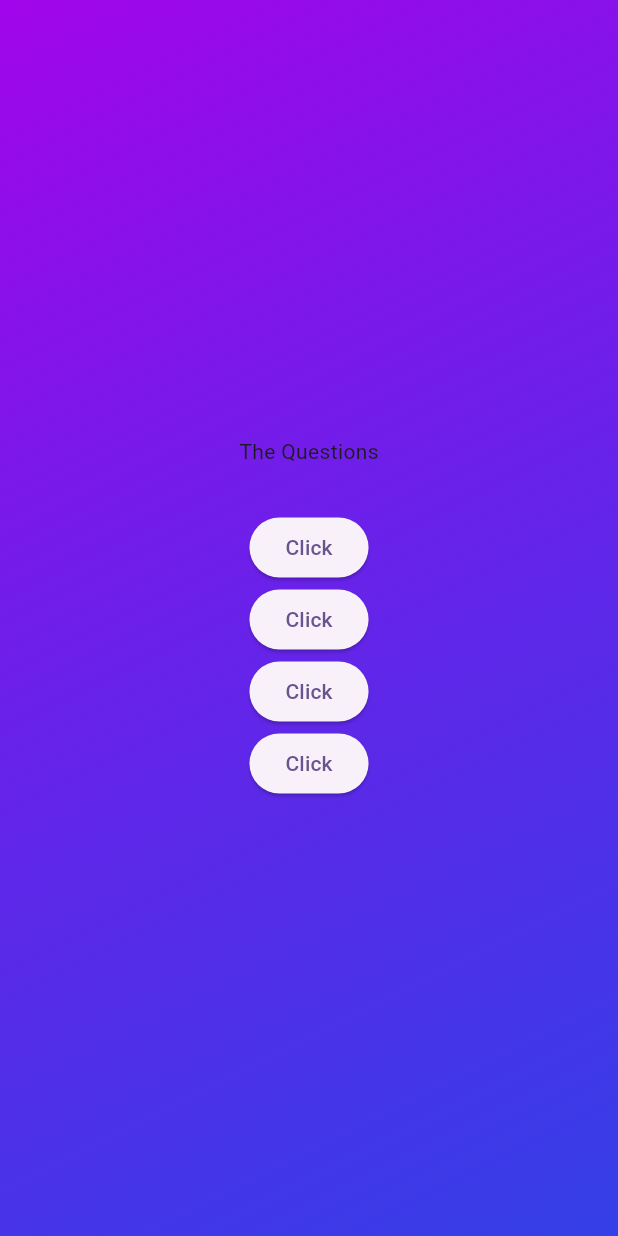
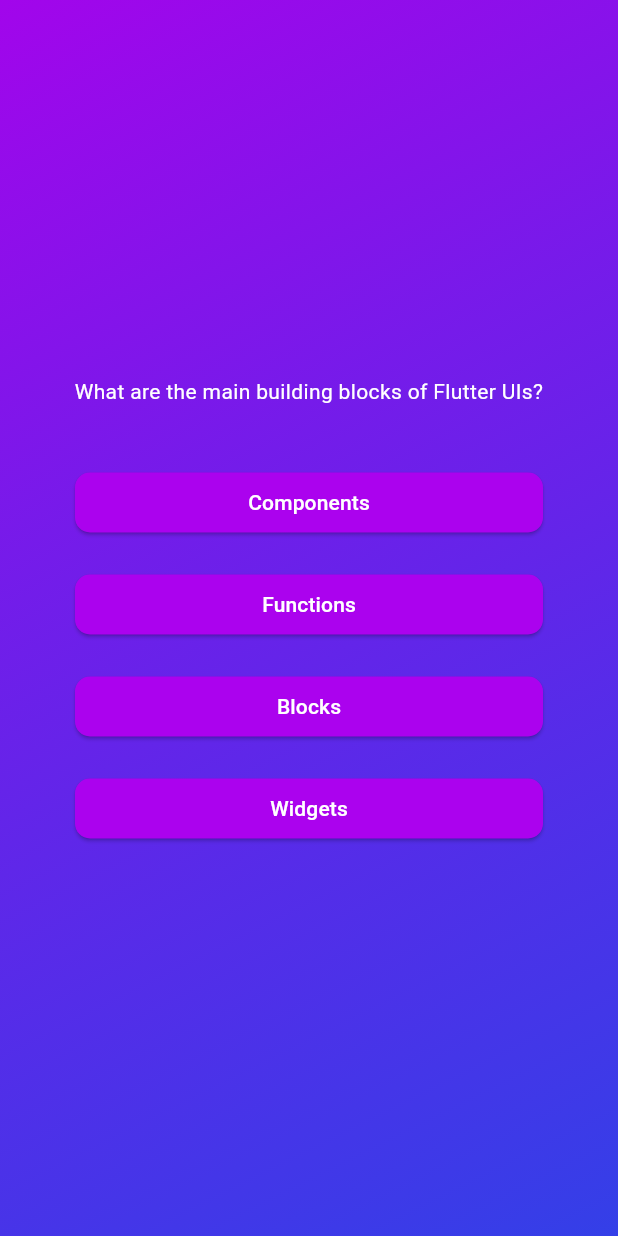
Before and after one commit to vasanthmn1/flutter1, a Flutter app: the screen it shows after launch, after a tap on "Click", on a phone screen of 412 x 824 dp. Run offline on Flutter 3.47's test engine with Material 2 defaults, Android fonts, the phone set to English and light mode, and no system bars.

Commit message:
some change 2 project

```diff
--- a/quiz_app_flutter/lib/models/quiz_questions.dart
+++ b/quiz_app_flutter/lib/models/quiz_questions.dart
@@ -3,4 +3,11 @@
 
   final String text;
   final List<String> answer;
+
+//
+  List<String> getShuffledAnswers() {
+    final shuffledList = List.of(answer);
+    shuffledList.shuffle();
+    return shuffledList;
+  }
 }
--- a/quiz_app_flutter/lib/questions_screen.dart
+++ b/quiz_app_flutter/lib/questions_screen.dart
@@ -1,4 +1,6 @@
 import 'package:flutter/material.dart';
+import 'package:quiz_app_flutter/data/questions.dart';
+import 'package:quiz_app_flutter/reusable/answer_button.dart';
 
 class QuestionsScreen extends StatefulWidget {
   const QuestionsScreen({super.key});
@@ -10,18 +12,36 @@
 class _QuestionsScreenState extends State<QuestionsScreen> {
   @override
   Widget build(BuildContext context) {
+    final currentQuestion = questions[0];
     return SizedBox(
       width: double.infinity,
-      child: Column(mainAxisAlignment: MainAxisAlignment.center, children: [
-        const Text("The Questions"),
-        const SizedBox(
-          height: 30,
-        ),
-        ElevatedButton(onPressed: () {}, child: Text("Click")),
-        ElevatedButton(onPressed: () {}, child: Text("Click")),
-        ElevatedButton(onPressed: () {}, child: Text("Click")),
-        ElevatedButton(onPressed: () {}, child: Text("Click")),
-      ]),
+      child: Container(
+        margin: EdgeInsets.all(40),
+        child: Column(
+            crossAxisAlignment: CrossAxisAlignment.stretch,
+            mainAxisAlignment: MainAxisAlignment.center,
+            children: [
+              Text(
+                currentQuestion.text,
+                // TextStyle(color: Colors.white),
+                textAlign: TextAlign.center,
+                style: TextStyle(color: Colors.white),
+              ),
+              const SizedBox(
+                height: 30,
+              ),
+              ...currentQuestion.getShuffledAnswers().map((e) {
+                return AnswerButton(
+                  answerText: e,
+                  onTap: () {},
+                );
+              })
+              // AnswerButton(answerText: "Answer Text1 ...", onTap: () {}),
+              // AnswerButton(answerText: "Answer Text2 ...", onTap: () {}),
+              // AnswerButton(answerText: "Answer Text3 ...", onTap: () {}),
+              // AnswerButton(answerText: "Answer Text4 ...", onTap: () {}),
+            ]),
+      ),
     );
   }
 }
--- /dev/null
+++ b/quiz_app_flutter/lib/reusable/answer_button.dart
@@ -0,0 +1,29 @@
+import 'package:flutter/material.dart';
+import 'package:flutter/widgets.dart';
+
+class AnswerButton extends StatelessWidget {
+  const AnswerButton({
+    super.key,
+    required this.answerText,
+    this.onTap,
+  });
+
+  final String answerText;
+  final void Function()? onTap;
+  @override
+  Widget build(BuildContext context) {
+    return Container(
+      margin: EdgeInsets.all(10),
+      child: ElevatedButton(
+        onPressed: () {},
+        style: ElevatedButton.styleFrom(
+            backgroundColor: Color.fromARGB(255, 171, 2, 238),
+            foregroundColor: Colors.white,
+            padding: EdgeInsets.all(10),
+            shape: RoundedRectangleBorder(
+                borderRadius: BorderRadius.circular(10))),
+        child: Text(answerText),
+      ),
+    );
+  }
+}
```
